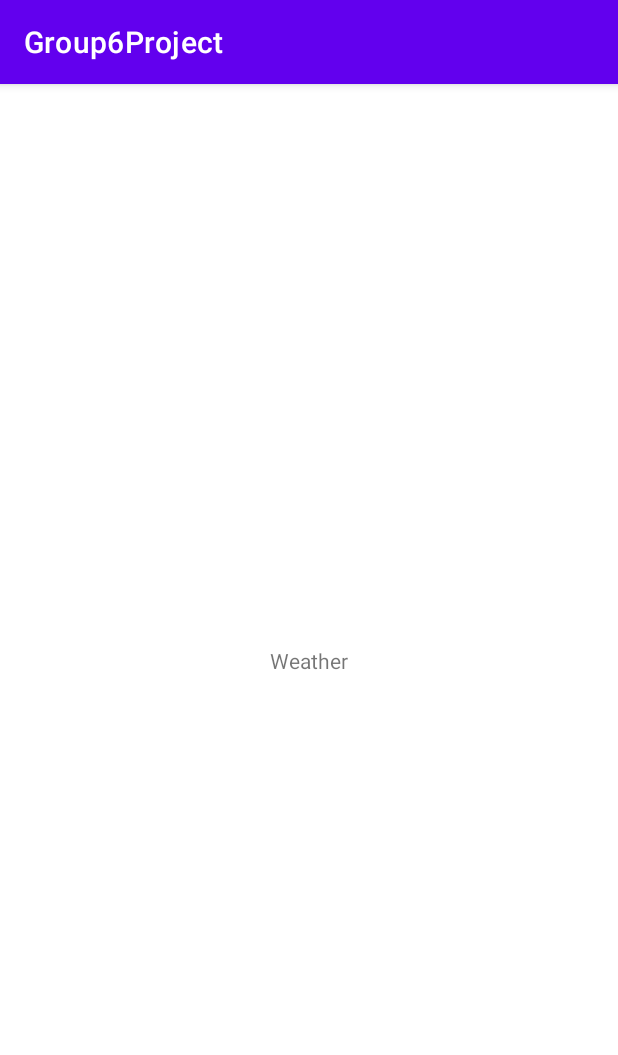
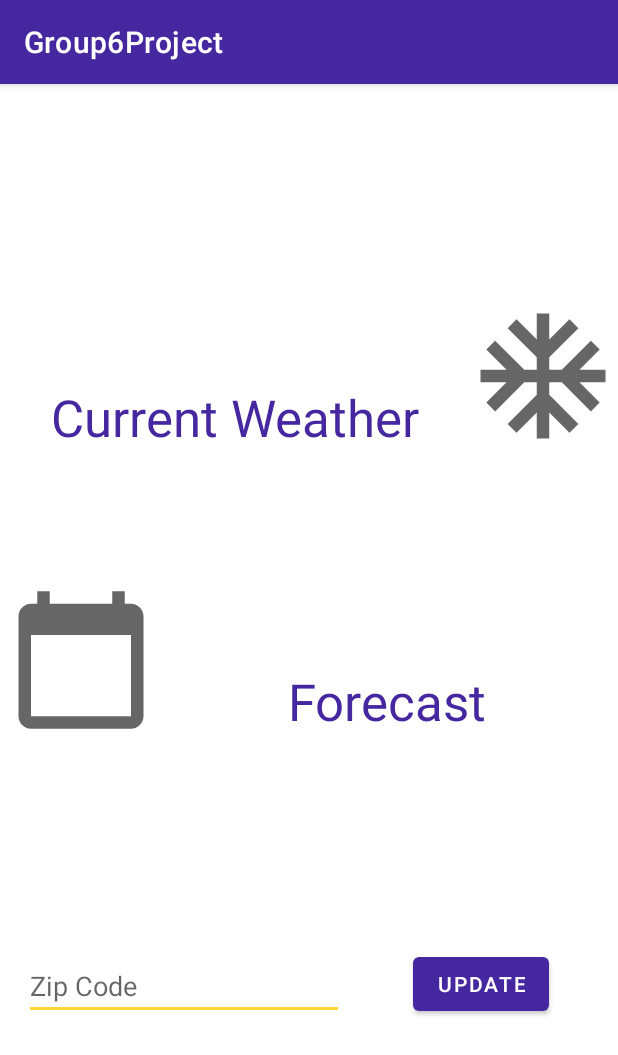
Before and after one commit to aaron-lam/Team_6_TCSS450, an Android app: the fragment WeatherFragment shown on its own in the app's theme, on a phone screen of 412 x 824 dp. Shown: the top 1055 px of the screen. Run offline under Robolectric (Android 15) with nearby library versions, the phone set to English and light mode, and no system bars.

Commit message:
Added colors for possible themes, placeholder layout for weather page, placeholder icons

```diff
--- /dev/null
+++ b/app/src/main/res/drawable/weather_calendar_24dp.xml
@@ -0,0 +1,10 @@
+<vector xmlns:android="http://schemas.android.com/apk/res/android"
+    android:width="24dp"
+    android:height="24dp"
+    android:viewportWidth="24"
+    android:viewportHeight="24"
+    android:tint="?attr/colorControlNormal">
+  <path
+      android:fillColor="@android:color/white"
+      android:pathData="M20,3h-1L19,1h-2v2L7,3L7,1L5,1v2L4,3c-1.1,0 -2,0.9 -2,2v16c0,1.1 0.9,2 2,2h16c1.1,0 2,-0.9 2,-2L22,5c0,-1.1 -0.9,-2 -2,-2zM20,21L4,21L4,8h16v13z"/>
+</vector>
--- /dev/null
+++ b/app/src/main/res/drawable/weather_snow_24dp.xml
@@ -0,0 +1,10 @@
+<vector xmlns:android="http://schemas.android.com/apk/res/android"
+    android:width="24dp"
+    android:height="24dp"
+    android:viewportWidth="24"
+    android:viewportHeight="24"
+    android:tint="?attr/colorControlNormal">
+  <path
+      android:fillColor="@android:color/white"
+      android:pathData="M22,11h-4.17l3.24,-3.24 -1.41,-1.42L15,11h-2V9l4.66,-4.66 -1.42,-1.41L13,6.17V2h-2v4.17L7.76,2.93 6.34,4.34 11,9v2H9L4.34,6.34 2.93,7.76 6.17,11H2v2h4.17l-3.24,3.24 1.41,1.42L9,13h2v2l-4.66,4.66 1.42,1.41L11,17.83V22h2v-4.17l3.24,3.24 1.42,-1.41L13,15v-2h2l4.66,4.66 1.41,-1.42L17.83,13H22z"/>
+</vector>
--- a/app/src/main/res/layout/fragment_chat_list.xml
+++ b/app/src/main/res/layout/fragment_chat_list.xml
@@ -5,17 +5,4 @@
     android:id="@+id/chatlistLayout"
     android:layout_width="match_parent"
     android:layout_height="match_parent"
-    tools:context=".ui.chat.ChatListFragment">
-
-    <!-- TODO: Update blank fragment layout -->
-    <TextView
-        android:id="@+id/textView2"
-        android:layout_width="wrap_content"
-        android:layout_height="wrap_content"
-        android:text="@string/nav_chat"
-        app:layout_constraintBottom_toBottomOf="parent"
-        app:layout_constraintEnd_toEndOf="parent"
-        app:layout_constraintStart_toStartOf="parent"
-        app:layout_constraintTop_toTopOf="parent" />
-
-</androidx.constraintlayout.widget.ConstraintLayout>
+    tools:context=".ui.chat.ChatListFragment"/>
--- a/app/src/main/res/layout/fragment_contact_list.xml
+++ b/app/src/main/res/layout/fragment_contact_list.xml
@@ -5,17 +5,4 @@
     android:id="@+id/contactlistLayout"
     android:layout_width="match_parent"
     android:layout_height="match_parent"
-    tools:context=".ui.contacts.ContactListFragment">
-
-    <!-- TODO: Update blank fragment layout -->
-    <TextView
-        android:id="@+id/textView3"
-        android:layout_width="wrap_content"
-        android:layout_height="wrap_content"
-        android:text="@string/nav_contacts"
-        app:layout_constraintBottom_toBottomOf="parent"
-        app:layout_constraintEnd_toEndOf="parent"
-        app:layout_constraintStart_toStartOf="parent"
-        app:layout_constraintTop_toTopOf="parent" />
-
-</androidx.constraintlayout.widget.ConstraintLayout>
+    tools:context=".ui.contacts.ContactListFragment"/>
--- a/app/src/main/res/layout/fragment_home.xml
+++ b/app/src/main/res/layout/fragment_home.xml
@@ -5,16 +5,4 @@
     android:id="@+id/homeLayout"
     android:layout_width="match_parent"
     android:layout_height="match_parent"
-    tools:context=".ui.home.HomeFragment">
-
-    <TextView
-        android:id="@+id/textView"
-        android:layout_width="wrap_content"
-        android:layout_height="wrap_content"
-        android:text="@string/nav_home"
-        app:layout_constraintBottom_toBottomOf="parent"
-        app:layout_constraintEnd_toEndOf="parent"
-        app:layout_constraintStart_toStartOf="parent"
-        app:layout_constraintTop_toTopOf="parent" />
-
-</androidx.constraintlayout.widget.ConstraintLayout>
+    tools:context=".ui.home.HomeFragment"/>
--- a/app/src/main/res/layout/fragment_weather.xml
+++ b/app/src/main/res/layout/fragment_weather.xml
@@ -7,15 +7,68 @@
     android:layout_height="match_parent"
     tools:context=".ui.weather.WeatherFragment">
 
-    <!-- TODO: Update blank fragment layout -->
+    <ImageView
+        android:id="@+id/imageView"
+        android:layout_width="100dp"
+        android:layout_height="100dp"
+        android:src="@drawable/weather_snow_24dp"
+        app:layout_constraintBottom_toTopOf="@+id/textView2"
+        app:layout_constraintEnd_toEndOf="parent"
+        app:layout_constraintTop_toTopOf="parent" />
+
     <TextView
-        android:id="@+id/textView4"
-        android:layout_width="wrap_content"
+        android:id="@+id/textView"
+        android:layout_width="0dp"
         android:layout_height="wrap_content"
-        android:text="@string/nav_weather"
+        android:text="Current Weather"
+        android:textAlignment="center"
+        android:textAppearance="@style/TextAppearance.AppCompat.Display1"
+        android:textColor="@color/primaryColor"
+        app:layout_constraintBottom_toBottomOf="@+id/imageView"
+        app:layout_constraintEnd_toStartOf="@+id/imageView"
+        app:layout_constraintHorizontal_bias="0.0"
+        app:layout_constraintStart_toStartOf="parent" />
+
+    <ImageView
+        android:id="@+id/imageView2"
+        android:layout_width="100dp"
+        android:layout_height="100dp"
+        android:layout_marginStart="4dp"
+        android:src="@drawable/weather_calendar_24dp"
         app:layout_constraintBottom_toBottomOf="parent"
-        app:layout_constraintEnd_toEndOf="parent"
         app:layout_constraintStart_toStartOf="parent"
         app:layout_constraintTop_toTopOf="parent" />
 
+    <TextView
+        android:id="@+id/textView2"
+        android:layout_width="0dp"
+        android:layout_height="wrap_content"
+        android:text="Forecast"
+        android:textAlignment="center"
+        android:textAppearance="@style/TextAppearance.AppCompat.Display1"
+        android:textColor="@color/primaryColor"
+        app:layout_constraintBottom_toBottomOf="@+id/imageView2"
+        app:layout_constraintEnd_toEndOf="parent"
+        app:layout_constraintStart_toEndOf="@+id/imageView2" />
+
+    <EditText
+        android:id="@+id/editTextNumber"
+        android:layout_width="wrap_content"
+        android:layout_height="wrap_content"
+        android:layout_marginStart="16dp"
+        android:ems="10"
+        android:hint="Zip Code"
+        android:inputType="number"
+        app:layout_constraintBottom_toBottomOf="parent"
+        app:layout_constraintStart_toStartOf="parent"
+        app:layout_constraintTop_toBottomOf="@+id/imageView2" />
+
+    <Button
+        android:id="@+id/button"
+        android:layout_width="wrap_content"
+        android:layout_height="wrap_content"
+        android:text="Update"
+        app:layout_constraintBottom_toBottomOf="@+id/editTextNumber"
+        app:layout_constraintEnd_toEndOf="parent"
+        app:layout_constraintStart_toEndOf="@+id/editTextNumber" />
 </androidx.constraintlayout.widget.ConstraintLayout>
--- a/app/src/main/res/values/colors.xml
+++ b/app/src/main/res/values/colors.xml
@@ -7,4 +7,37 @@
     <color name="teal_700">#FF018786</color>
     <color name="black">#FF000000</color>
     <color name="white">#FFFFFFFF</color>
+
+    <!-- Purple Theme -->
+    <color name="primaryColor">#4527a0</color>
+    <color name="primaryLightColor">#7953d2</color>
+    <color name="primaryDarkColor">#000070</color>
+    <color name="secondaryColor">#fdd835</color>
+    <color name="secondaryLightColor">#ffff6b</color>
+    <color name="secondaryDarkColor">#c6a700</color>
+    <color name="primaryTextColor">#ffffff</color>
+    <color name="secondaryTextColor">#000000</color>
+
+
+    <!-- Blue Theme -->
+<!--    <color name="primaryColor">#1976d2</color>-->
+<!--    <color name="primaryLightColor">#63a4ff</color>-->
+<!--    <color name="primaryDarkColor">#004ba0</color>-->
+<!--    <color name="secondaryColor">#607d8b</color>-->
+<!--    <color name="secondaryLightColor">#8eacbb</color>-->
+<!--    <color name="secondaryDarkColor">#34515e</color>-->
+<!--    <color name="primaryTextColor">#ffffff</color>-->
+<!--    <color name="secondaryTextColor">#000000</color>-->
+
+
+    <!-- Green Theme -->
+<!--    <color name="primaryColor">#64ba69</color>-->
+<!--    <color name="primaryLightColor">#96ed98</color>-->
+<!--    <color name="primaryDarkColor">#31893d</color>-->
+<!--    <color name="secondaryColor">#2e7d32</color>-->
+<!--    <color name="secondaryLightColor">#60ad5e</color>-->
+<!--    <color name="secondaryDarkColor">#005005</color>-->
+<!--    <color name="primaryTextColor">#000000</color>-->
+<!--    <color name="secondaryTextColor">#ffffff</color>-->
+
 </resources>
--- a/app/src/main/res/values/themes.xml
+++ b/app/src/main/res/values/themes.xml
@@ -1,14 +1,27 @@
 <resources xmlns:tools="http://schemas.android.com/tools">
     <!-- Base application theme. -->
     <style name="Theme.Group6Project" parent="Theme.MaterialComponents.DayNight.DarkActionBar">
+        <!-- Old Primary brand color. -->
+<!--        <item name="colorPrimary">@color/purple_500</item>-->
+<!--        <item name="colorPrimaryVariant">@color/purple_700</item>-->
+<!--        <item name="colorOnPrimary">@color/white</item>-->
+
+        <!-- Old Secondary brand color. -->
+<!--        <item name="colorSecondary">@color/teal_200</item>-->
+<!--        <item name="colorSecondaryVariant">@color/teal_700</item>-->
+<!--        <item name="colorOnSecondary">@color/black</item>-->
+
         <!-- Primary brand color. -->
-        <item name="colorPrimary">@color/purple_500</item>
-        <item name="colorPrimaryVariant">@color/purple_700</item>
-        <item name="colorOnPrimary">@color/white</item>
+            <item name="colorPrimary">@color/primaryColor</item>
+            <item name="colorPrimaryVariant">@color/primaryLightColor</item>
+            <item name="colorOnPrimary">@color/primaryTextColor</item>
+            <item name="colorPrimaryDark">@color/primaryDarkColor</item>
+
         <!-- Secondary brand color. -->
-        <item name="colorSecondary">@color/teal_200</item>
-        <item name="colorSecondaryVariant">@color/teal_700</item>
-        <item name="colorOnSecondary">@color/black</item>
+            <item name="colorSecondary">@color/secondaryColor</item>
+            <item name="colorSecondaryVariant">@color/secondaryLightColor</item>
+            <item name="colorOnSecondary">@color/secondaryTextColor</item>
+
         <!-- Status bar color. -->
         <item name="android:statusBarColor" tools:targetApi="l">?attr/colorPrimaryVariant</item>
         <!-- Customize your theme here. -->
```
